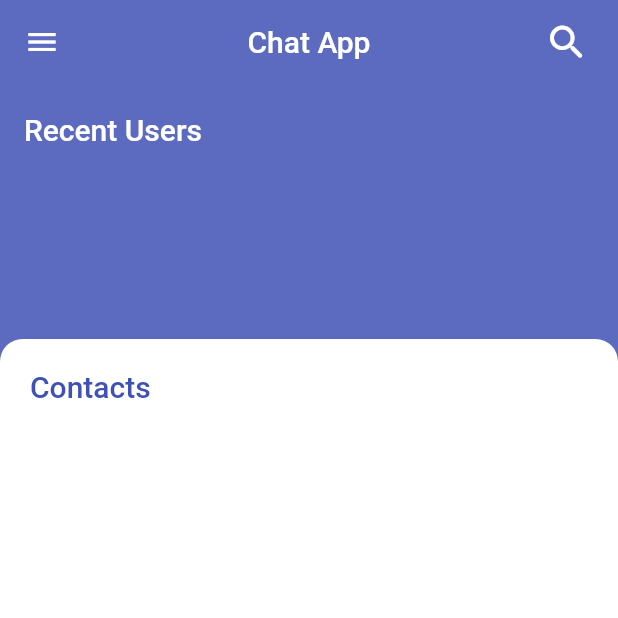
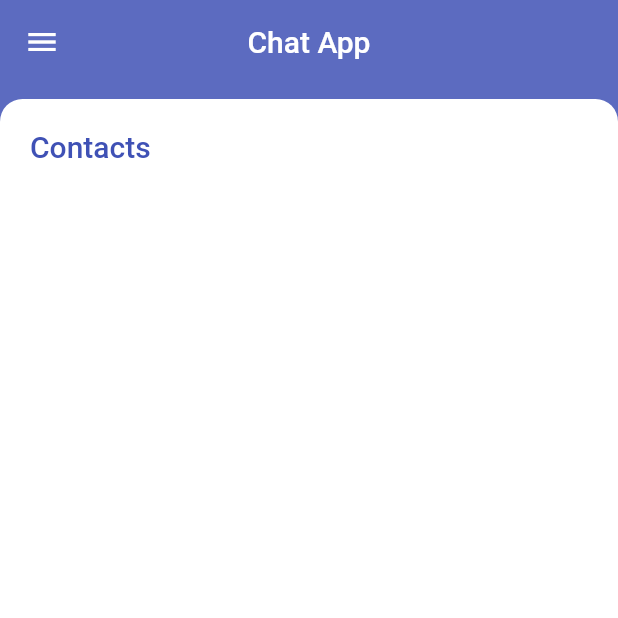
Before and after one commit to dumpacson/flutter-chat-app, a Flutter app: the screen it shows once a user with an empty profile is signed in, on a phone screen of 412 x 824 dp, the top half of it. Run offline on Flutter 3.47's test engine with Material 2 defaults, Android fonts, the phone set to English and light mode, and no system bars; our stand-ins replace cloud_firestore, firebase_auth, firebase_core, flutter_local_notifications; missing offline and left inert: flutterfire_ui; accounts and stored records are empty.

Commit message:
Update homepage.dart

```diff
--- a/lib/homepage.dart
+++ b/lib/homepage.dart
@@ -31,21 +31,6 @@ class _MyHomePageState extends State<MyHomePage> {
         title: const Text('Chat App'),
         elevation: 0,
         centerTitle: true,
-        actions: [
-          Padding(
-            padding: const EdgeInsets.only(right: 10.0),
-            child: IconButton(
-                onPressed: () {
-                  setState(() {
-                    open == true ? open = false : open = true;
-                  });
-                },
-                icon: Icon(
-                  open == true ? Icons.close_rounded : Icons.search_rounded,
-                  size: 30,
-                )),
-          )
-        ],
       ),
       drawer: ChatWidgets.drawer(context),
       body: SafeArea(
@@ -55,65 +40,6 @@ class _MyHomePageState extends State<MyHomePage> {
             Column(
               crossAxisAlignment: CrossAxisAlignment.start,
               children: [
-                Container(
-                  margin: const EdgeInsets.all(0),
-                  child: Container(
-                    color: Colors.indigo.shade400,
-                    padding: const EdgeInsets.all(8),
-                    height: 160,
-                    child: Column(
-                      crossAxisAlignment: CrossAxisAlignment.start,
-                      children: [
-                        const Spacer(),
-                        Padding(
-                          padding: const EdgeInsets.symmetric(
-                              horizontal: 8.0, vertical: 10),
-                          child: Text(
-                            'Recent Users',
-                            style: Styles.h1(),
-                          ),
-                        ),
-                        Container(
-                          margin: const EdgeInsets.symmetric(vertical: 10),
-                          height: 80,
-                          child: StreamBuilder(
-                            stream:  firestore.collection('Rooms').snapshots(),
-                            builder: (context, AsyncSnapshot<QuerySnapshot> snapshot) {
-                              List data = !snapshot.hasData ? [] : snapshot.data!.docs.where((element) => element['users'].toString().contains(FirebaseAuth.instance.currentUser!.uid)).toList();
-                              return ListView.builder(
-                                scrollDirection: Axis.horizontal,
-                                itemCount: data.length,
-                                itemBuilder: (context, i) {
-                                  List users = data[i]['users'];
-                                  var friend = users.where((element) => element != FirebaseAuth.instance.currentUser!.uid);
-                                  var user = friend.isNotEmpty ? friend.first : users .where((element) => element == FirebaseAuth.instance .currentUser!.uid).first;
-                                  return  FutureBuilder(
-                                    future: firestore.collection('Users').doc(user).get(),
-                                    builder: (context, AsyncSnapshot snap) {
-                                      return !snap.hasData? Container(): ChatWidgets.circleProfile(onTap: (){
-                                        Navigator.of(context)
-                                            .push(
-                                          MaterialPageRoute(
-                                            builder: (context) {
-                                              return ChatPage(
-                                                id: user,
-                                                name: snap.data['name'],
-                                              );
-                                            },
-                                          ),
-                                        );
-                                      },name:  snap.data['name']);
-                                    }
-                                  );
-                                },
-                              );
-                            }
-                          ),
-                        ),
-                      ],
-                    ),
-                  ),
-                ),
                 Expanded(
                   child: Container(
                     margin: const EdgeInsets.only(top: 10),
```
